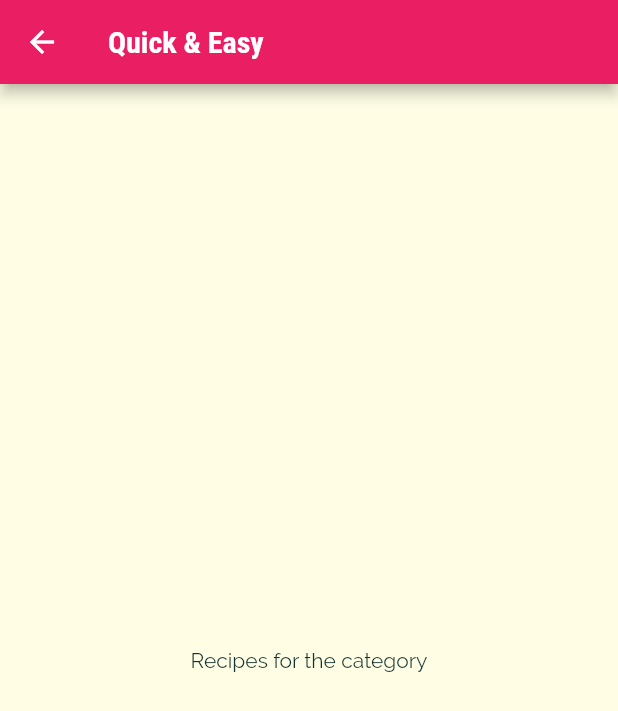
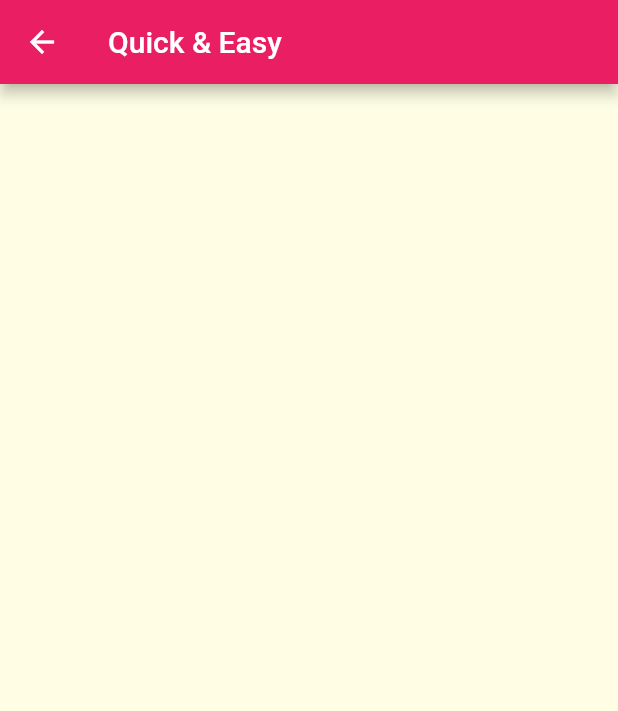
Before and after one commit to SJovis/flutter_recipes_app, a Flutter app: the screen it shows after launch, after a tap on "Quick & Easy", on a phone screen of 412 x 824 dp. Shown: the top 711 px of the screen. Run offline on Flutter 3.47's test engine with Material 2 defaults, Android fonts, the phone set to English and light mode, and no system bars.

Commit message:
meal class created

```diff
--- a/lib/category_item.dart
+++ b/lib/category_item.dart
@@ -10,7 +10,7 @@ class CategoryItem extends StatelessWidget {
 
   void selectCategory(BuildContext context) {
     Navigator.of(context).pushNamed(
-      '/category-meals',
+      CategoryMealsScreen.routeName,
       arguments: {
         'id': id,
         'title': title,
@@ -38,10 +38,20 @@ class CategoryItem extends StatelessWidget {
           borderRadius: BorderRadius.circular(15),
         ),
         child: Center(
-            child: Text(
-          title,
-          style: Theme.of(context).textTheme.headline6,
-        )),
+          child: Text(
+            title,
+            style: Theme.of(context).textTheme.headline5!.copyWith(
+              color: Colors.grey.shade100,
+              shadows: [
+                const Shadow(
+                  offset: Offset(0.0, 5.0),
+                  blurRadius: 20.0,
+                  color: Color.fromARGB(50, 0, 0, 0),
+                ),
+              ],
+            ),
+          ),
+        ),
       ),
     );
   }
--- a/lib/category_meals_screen.dart
+++ b/lib/category_meals_screen.dart
@@ -1,14 +1,9 @@
 import 'package:flutter/material.dart';
 
 class CategoryMealsScreen extends StatelessWidget {
-  // final String categoryId;
-  // final String categoryTitle;
+  static const routeName = '/category-meals';
 
-  const CategoryMealsScreen({
-    super.key,
-    // required this.categoryId,
-    // required this.categoryTitle,
-  });
+  const CategoryMealsScreen({super.key});
 
   @override
   Widget build(BuildContext context) {
@@ -22,8 +17,8 @@ class CategoryMealsScreen extends StatelessWidget {
       appBar: AppBar(
         title: Text(categoryTitle),
       ),
-      body: Center(
-        child: Text('Recipes for the category'),
+      body: ListView.builder(
+        itemBuilder: (context, index) {},
       ),
     );
   }
--- a/lib/main.dart
+++ b/lib/main.dart
@@ -23,16 +23,18 @@ class MyApp extends StatelessWidget {
         textTheme: ThemeData.light().textTheme.copyWith(
               bodyText1: const TextStyle(color: Color.fromRGBO(20, 51, 51, 1)),
               bodyText2: const TextStyle(color: Color.fromRGBO(20, 51, 51, 1)),
-              headline6: const TextStyle(
+              headline5: const TextStyle(
                 fontSize: 20.0,
                 fontFamily: 'RobotoCondensed',
                 fontWeight: FontWeight.bold,
               ),
             ),
       ),
-      home: const CategoriesScreen(),
+      // home: const CategoriesScreen(),
+      initialRoute: '/',
       routes: {
-        '/category-meals': (context) => const CategoryMealsScreen(),
+        '/': (context) => const CategoriesScreen(),
+        CategoryMealsScreen.routeName: (context) => const CategoryMealsScreen(),
       },
     );
   }
```
Also changed, not shown: lib/models/mea.dart (added, +35 -0 lines).
